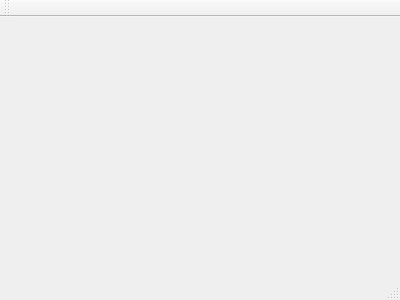
Old version of the form mainwindow.ui in the repository Shadasviar/APOD.
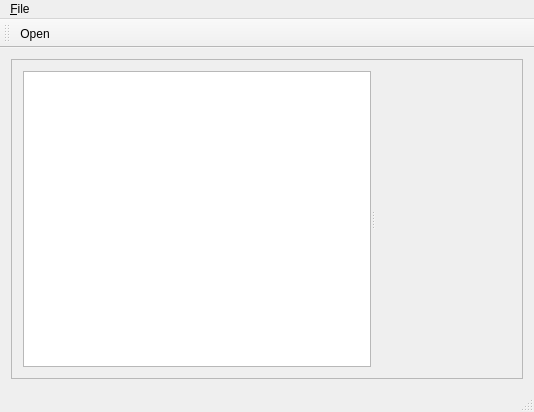
New version of the form. Icons and pictures are not drawn.

```diff
--- a/mainwindow.ui
+++ b/mainwindow.ui
@@ -1,24 +1,119 @@
 <ui version="4.0">
  <class>MainWindow</class>
- <widget class="QMainWindow" name="MainWindow" >
-  <property name="geometry" >
+ <widget class="QMainWindow" name="MainWindow">
+  <property name="geometry">
    <rect>
     <x>0</x>
     <y>0</y>
-    <width>400</width>
-    <height>300</height>
+    <width>534</width>
+    <height>412</height>
    </rect>
   </property>
   <property name="windowTitle" >
    <string>MainWindow</string>
   </property>
-  <widget class="QMenuBar" name="menuBar" />
-  <widget class="QToolBar" name="mainToolBar" />
-  <widget class="QWidget" name="centralWidget" />
-  <widget class="QStatusBar" name="statusBar" />
+  <widget class="QWidget" name="centralWidget">
+   <layout class="QGridLayout" name="gridLayout">
+    <item row="0" column="0">
+     <layout class="QGridLayout" name="gridLayout_2">
+      <property name="topMargin">
+       <number>0</number>
+      </property>
+      <item row="1" column="0">
+       <widget class="QFrame" name="mainFrame">
+        <property name="minimumSize">
+         <size>
+          <width>100</width>
+          <height>100</height>
+         </size>
+        </property>
+        <property name="frameShape">
+         <enum>QFrame::StyledPanel</enum>
+        </property>
+        <property name="frameShadow">
+         <enum>QFrame::Raised</enum>
+        </property>
+        <layout class="QHBoxLayout" name="horizontalLayout">
+         <item>
+          <widget class="QSplitter" name="imgWorkspaceSplitter">
+           <property name="sizePolicy">
+            <sizepolicy hsizetype="MinimumExpanding" vsizetype="MinimumExpanding">
+             <horstretch>0</horstretch>
+             <verstretch>0</verstretch>
+            </sizepolicy>
+           </property>
+           <property name="orientation">
+            <enum>Qt::Horizontal</enum>
+           </property>
+           <widget class="QGraphicsView" name="graphicsView"/>
+           <widget class="QWidget" name="left_widget" native="true">
+            <property name="sizePolicy">
+             <sizepolicy hsizetype="MinimumExpanding" vsizetype="MinimumExpanding">
+              <horstretch>0</horstretch>
+              <verstretch>0</verstretch>
+             </sizepolicy>
+            </property>
+            <property name="minimumSize">
+             <size>
+              <width>100</width>
+              <height>50</height>
+             </size>
+            </property>
+           </widget>
+          </widget>
+         </item>
+        </layout>
+       </widget>
+      </item>
+     </layout>
+    </item>
+   </layout>
+  </widget>
+  <widget class="QMenuBar" name="menuBar">
+   <property name="geometry">
+    <rect>
+     <x>0</x>
+     <y>0</y>
+     <width>534</width>
+     <height>29</height>
+    </rect>
+   </property>
+   <widget class="QMenu" name="menuFile">
+    <property name="title">
+     <string>&amp;File</string>
+    </property>
+    <addaction name="actionOpen"/>
+    <addaction name="actionExit"/>
+   </widget>
+   <addaction name="menuFile"/>
+  </widget>
+  <widget class="QToolBar" name="mainToolBar">
+   <attribute name="toolBarArea">
+    <enum>TopToolBarArea</enum>
+   </attribute>
+   <attribute name="toolBarBreak">
+    <bool>false</bool>
+   </attribute>
+   <addaction name="actionOpen"/>
+  </widget>
+  <widget class="QStatusBar" name="statusBar"/>
+  <action name="actionOpen">
+   <property name="icon">
+    <iconset>
+     <normalon>:/Resources/folder_2_open-512.png</normalon>
+    </iconset>
+   </property>
+   <property name="text">
+    <string>Open</string>
+   </property>
+  </action>
+  <action name="actionExit">
+   <property name="text">
+    <string>Exit</string>
+   </property>
+  </action>
  </widget>
- <layoutDefault spacing="6" margin="11" />
- <pixmapfunction></pixmapfunction>
+ <layoutdefault spacing="6" margin="11"/>
  <resources/>
  <connections/>
 </ui>
```
Left out of the diff: 3 changed lines with no effect on the pictures.
